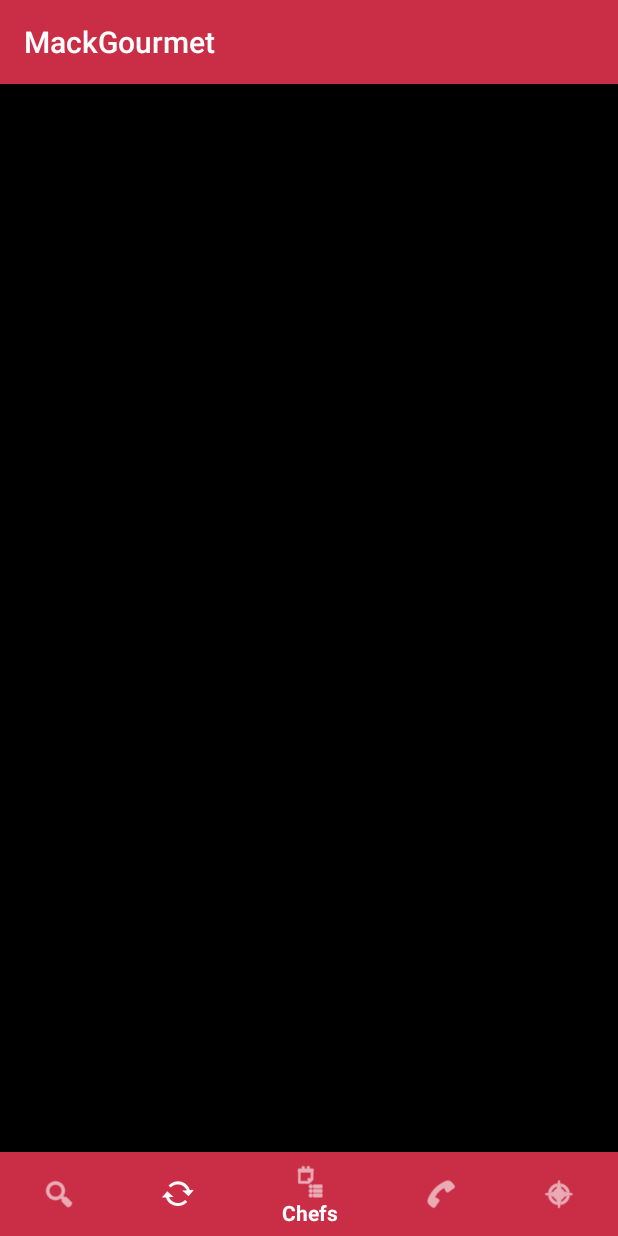
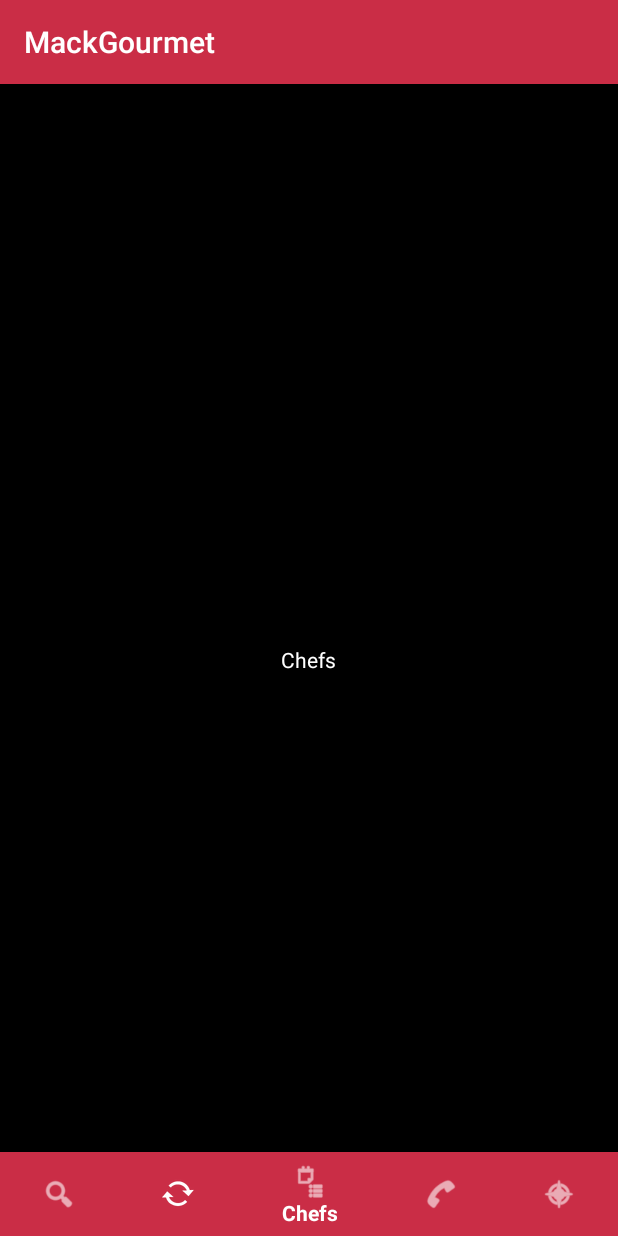
Before and after one commit to Pirlamps/MackGourmet, an Android app: the screen it shows after launch (MainActivity), item 3 of the bottom bar chosen, on a phone screen of 412 x 824 dp. Run offline under Robolectric (Android 15) with nearby library versions, the phone set to English and light mode, and no system bars; our stand-ins replace Dagger/Hilt's generated code, data binding; libraries missing offline, so code that uses them is left out: com.crashlytics.android, io.fabric.sdk, retrofit2.adapter.rxjava; 1 statement that could not run was skipped.

Commit message:
Dagger e fragments

```diff
--- a/app/src/main/AndroidManifest.xml
+++ b/app/src/main/AndroidManifest.xml
@@ -3,6 +3,7 @@
     package="br.com.mack">
 
     <application
+        android:name=".App"
         android:allowBackup="true"
         android:icon="@mipmap/ic_launcher"
         android:label="@string/app_name"
--- /dev/null
+++ b/app/src/main/java/br/com/mack/App.java
@@ -0,0 +1,35 @@
+package br.com.mack;
+
+import android.app.Application;
+
+import com.crashlytics.android.Crashlytics;
+
+import br.com.mack.data.component.DaggerNetComponent;
+import br.com.mack.data.component.NetComponent;
+import br.com.mack.data.module.AppModule;
+import br.com.mack.data.module.NetModule;
+import io.fabric.sdk.android.Fabric;
+
+/**
+ * Created by Amor on 02/12/2016.
+ */
+
+public class App extends Application {
+
+    private NetComponent mNetComponent;
+
+    @Override
+    public void onCreate() {
+        super.onCreate();
+        Fabric.with(this, new Crashlytics());
+        this.mNetComponent = DaggerNetComponent.builder()
+                .appModule(new AppModule(this))
+                .netModule(new NetModule("http://mackgourmet.com.br/"))
+                .build();
+
+    }
+
+    public NetComponent getmNetComponent(){
+        return this.mNetComponent;
+    }
+}
--- a/app/src/main/java/br/com/mack/activities/MainActivity.java
+++ b/app/src/main/java/br/com/mack/activities/MainActivity.java
@@ -1,21 +1,67 @@
 package br.com.mack.activities;
 
+
+import android.databinding.DataBindingUtil;
+import android.support.annotation.NonNull;
+import android.support.design.widget.BottomNavigationView;
+import android.support.v4.app.Fragment;
+import android.support.v4.app.FragmentManager;
+import android.support.v4.app.FragmentTransaction;
 import android.support.v7.app.AppCompatActivity;
 import android.os.Bundle;
+import android.view.MenuItem;
+
 import com.crashlytics.android.Crashlytics;
 
 import br.com.mack.R;
-import br.com.mack.manager.ConceptsManager;
+import br.com.mack.data.manager.ConceptsManager;
+import br.com.mack.databinding.ActivityMainBinding;
+import br.com.mack.fragments.FragmentChefs;
+import br.com.mack.fragments.FragmentConcepts;
 import io.fabric.sdk.android.Fabric;
 
 public class MainActivity extends AppCompatActivity {
 
+    ActivityMainBinding binding;
     @Override
     protected void onCreate(Bundle savedInstanceState) {
         super.onCreate(savedInstanceState);
-        Fabric.with(this, new Crashlytics());
-        setContentView(R.layout.activity_main);
-        ConceptsManager manager = new ConceptsManager();
-        manager.productCall();
+        binding = DataBindingUtil.setContentView(this,R.layout.activity_main);
+
+        binding.bottomNavigation.setOnNavigationItemSelectedListener(new BottomNavigationView.OnNavigationItemSelectedListener() {
+            @Override
+            public boolean onNavigationItemSelected(@NonNull MenuItem item) {
+
+                return replaceFragment(item);
+            }
+        });
+
+    }
+
+    public boolean replaceFragment(MenuItem item){
+        FragmentManager fm = getSupportFragmentManager();
+        FragmentTransaction ft = fm.beginTransaction();
+        Fragment fragment = null;
+        switch(item.getItemId()){
+            case R.id.action_concepts:
+                fragment = new FragmentConcepts();
+                break;
+            case R.id.action_recipes:
+
+                break;
+            case R.id.action_chefs:
+                fragment = new FragmentChefs();
+                break;
+            case R.id.action_favorites:
+
+                break;
+            case R.id.action_more:
+
+                break;
+
+        }
+        ft.replace(R.id.mainFragment, fragment);
+        ft.commit();
+        return true;
     }
 }
--- a/app/src/main/java/br/com/mack/api/MackApiInterfaces.java
+++ b/app/src/main/java/br/com/mack/data/api/MackApiInterfaces.java
@@ -1,4 +1,4 @@
-package br.com.mack.api;
+package br.com.mack.data.api;
 
 import java.util.List;
 
--- /dev/null
+++ b/app/src/main/java/br/com/mack/data/component/NetComponent.java
@@ -0,0 +1,18 @@
+package br.com.mack.data.component;
+
+import javax.inject.Singleton;
+
+import br.com.mack.data.module.AppModule;
+import br.com.mack.data.module.NetModule;
+import dagger.Component;
+import retrofit2.Retrofit;
+
+/**
+ * Created by Amor on 02/12/2016.
+ */
+
+@Singleton
+@Component(modules = {AppModule.class, NetModule.class})
+public interface NetComponent {
+    Retrofit retrofit();
+}
--- a/app/src/main/java/br/com/mack/manager/RecipesManager.java
+++ b/app/src/main/java/br/com/mack/data/manager/RecipesManager.java
@@ -1,4 +1,4 @@
-package br.com.mack.manager;
+package br.com.mack.data.manager;
 
 import java.util.List;
 
--- a/app/src/main/java/br/com/mack/manager/RestaurantsManager.java
+++ b/app/src/main/java/br/com/mack/data/manager/RestaurantsManager.java
@@ -1,4 +1,4 @@
-package br.com.mack.manager;
+package br.com.mack.data.manager;
 
 import java.util.List;
 
--- a/app/src/main/java/br/com/mack/manager/UsersManager.java
+++ b/app/src/main/java/br/com/mack/data/manager/UsersManager.java
@@ -1,4 +1,4 @@
-package br.com.mack.manager;
+package br.com.mack.data.manager;
 
 import java.util.List;
 
--- /dev/null
+++ b/app/src/main/java/br/com/mack/data/module/AppModule.java
@@ -0,0 +1,28 @@
+package br.com.mack.data.module;
+
+import android.app.Application;
+
+import javax.inject.Singleton;
+
+import dagger.Module;
+import dagger.Provides;
+
+/**
+ * Created by Amor on 02/12/2016.
+ */
+
+@Module
+public class AppModule {
+    Application mApplication;
+
+    public AppModule(Application mApplication){
+        this.mApplication = mApplication;
+    }
+
+    @Provides
+    @Singleton
+    Application provideApplication(){
+        return mApplication;
+    }
+
+}
--- /dev/null
+++ b/app/src/main/java/br/com/mack/fragments/FragmentChefs.java
@@ -0,0 +1,26 @@
+package br.com.mack.fragments;
+
+
+import android.os.Bundle;
+import android.support.annotation.Nullable;
+import android.support.v4.app.Fragment;
+import android.view.LayoutInflater;
+import android.view.View;
+import android.view.ViewGroup;
+
+import br.com.mack.R;
+
+/**
+ * Created by Amor on 02/12/2016.
+ */
+
+public class FragmentChefs extends Fragment {
+
+
+    @Nullable
+    @Override
+    public View onCreateView(LayoutInflater inflater, @Nullable ViewGroup container, @Nullable Bundle savedInstanceState) {
+        return inflater.inflate(R.layout.fragment_chefs,container,false);
+
+    }
+}
--- a/app/src/main/java/br/com/mack/utils/ApiFactory.java
+++ b/app/src/main/java/br/com/mack/utils/ApiFactory.java
@@ -1,6 +1,7 @@
 package br.com.mack.utils;
 
-import br.com.mack.api.MackApiInterfaces;
+
+import br.com.mack.data.api.MackApiInterfaces;
 import retrofit2.Retrofit;
 import retrofit2.converter.gson.GsonConverterFactory;
 
--- a/app/src/main/res/layout/activity_main.xml
+++ b/app/src/main/res/layout/activity_main.xml
@@ -1,4 +1,5 @@
 <?xml version="1.0" encoding="utf-8"?>
+<layout>
 <RelativeLayout xmlns:android="http://schemas.android.com/apk/res/android"
     xmlns:tools="http://schemas.android.com/tools"
     xmlns:app="http://schemas.android.com/apk/res-auto"
@@ -19,4 +20,14 @@
         app:itemIconTint="@android:color/white"
         app:itemTextColor="@android:color/white"
         app:menu="@menu/bottom_navigation_main" />
+
+    <FrameLayout
+        android:layout_width="wrap_content"
+        android:layout_height="wrap_content"
+        android:layout_centerVertical="true"
+        android:layout_centerHorizontal="true"
+        android:id="@+id/mainFragment" />
+
+
 </RelativeLayout>
+</layout>
--- /dev/null
+++ b/app/src/main/res/layout/fragment_chefs.xml
@@ -0,0 +1,12 @@
+<?xml version="1.0" encoding="utf-8"?>
+<LinearLayout xmlns:android="http://schemas.android.com/apk/res/android"
+    android:orientation="vertical" android:layout_width="match_parent"
+    android:layout_height="match_parent">
+
+    <TextView
+        android:text="Chefs"
+        android:textColor="@android:color/white"
+        android:layout_width="match_parent"
+        android:layout_height="wrap_content"
+        android:id="@+id/textView" />
+</LinearLayout>
--- a/app/src/main/res/menu/bottom_navigation_main.xml
+++ b/app/src/main/res/menu/bottom_navigation_main.xml
@@ -2,31 +2,31 @@
 <menu xmlns:android="http://schemas.android.com/apk/res/android"
     xmlns:app="http://schemas.android.com/apk/res-auto">
     <item
-        android:id="@+id/action_favorites"
+        android:id="@+id/action_concepts"
         android:enabled="true"
         android:icon="@android:drawable/ic_menu_search"
         android:title="@string/menu_item_concepts"
         app:showAsAction="ifRoom" />
     <item
-        android:id="@+id/action_schedules"
+        android:id="@+id/action_recipes"
         android:enabled="true"
         android:icon="@android:drawable/stat_notify_sync"
         android:title="@string/menu_item_recipes"
         app:showAsAction="ifRoom" />
     <item
-        android:id="@+id/action_music"
+        android:id="@+id/action_chefs"
         android:enabled="true"
         android:icon="@android:drawable/ic_menu_agenda"
         android:title="@string/menu_item_chefs"
         app:showAsAction="ifRoom" />
     <item
-        android:id="@+id/action_teste"
+        android:id="@+id/action_favorites"
         android:enabled="true"
         android:icon="@android:drawable/ic_menu_call"
         android:title="@string/menu_item_favorites"
         app:showAsAction="ifRoom" />
     <item
-        android:id="@+id/action_teste1"
+        android:id="@+id/action_more"
         android:enabled="true"
         android:icon="@android:drawable/ic_menu_compass"
         android:title="@string/menu_item_more"
```
Also changed, not shown: app/build.gradle (+29 -4 lines), app/src/main/java/br/com/mack/data/manager/ConceptsManager.java (renamed from app/src/main/java/br/com/mack/manager/ConceptsManager.java, +1 -8 lines), app/src/main/java/br/com/mack/data/module/NetModule.java (added, +75 -0 lines), app/src/main/java/br/com/mack/fragments/FragmentConcepts.java (added, +26 -0 lines), app/src/main/res/layout/fragment_concepts.xml (added, +12 -0 lines).
